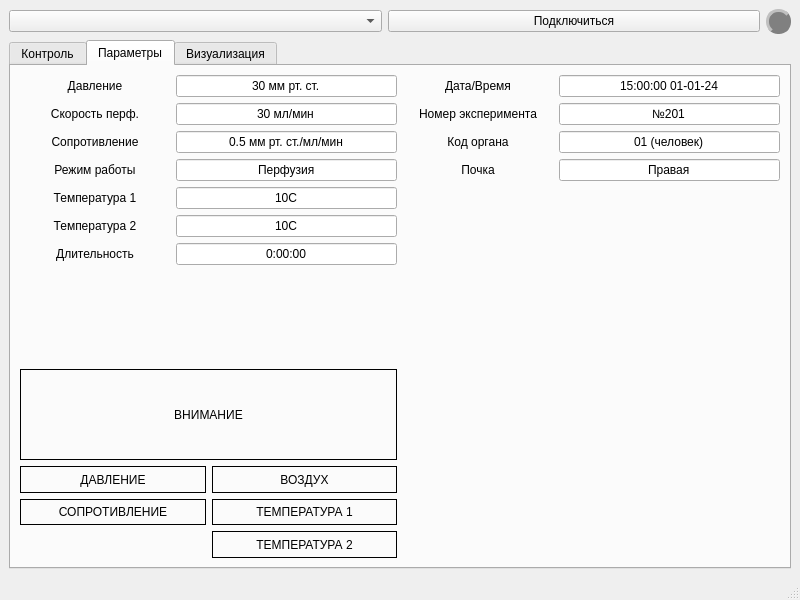
First picture: the form in mainwindow.ui, repository walrusfriend/Kidney-Monitor-Qt, before the edit.
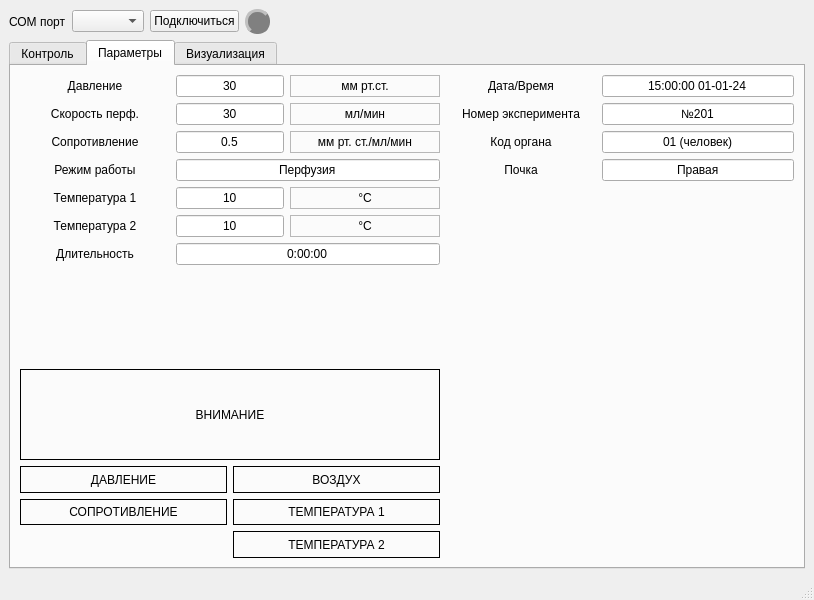
Second picture: the form after the edit. The open tabs and pages were chosen to show the change.

The edit to the form file:
```diff
--- a/mainwindow.ui
+++ b/mainwindow.ui
@@ -6,7 +6,7 @@
    <rect>
     <x>0</x>
     <y>0</y>
-    <width>800</width>
+    <width>814</width>
     <height>600</height>
    </rect>
   </property>
@@ -17,6 +17,13 @@
    <layout class="QVBoxLayout" name="verticalLayout_10">
     <item>
      <layout class="QHBoxLayout" name="horizontalLayout">
+      <item>
+       <widget class="QLabel" name="label_30">
+        <property name="text">
+         <string>СОМ порт</string>
+        </property>
+       </widget>
+      </item>
       <item>
        <widget class="QComboBox" name="cb_device"/>
       </item>
@@ -53,6 +60,19 @@
         </property>
        </widget>
       </item>
+      <item>
+       <spacer name="horizontalSpacer_2">
+        <property name="orientation">
+         <enum>Qt::Orientation::Horizontal</enum>
+        </property>
+        <property name="sizeHint" stdset="0">
+         <size>
+          <width>40</width>
+          <height>20</height>
+         </size>
+        </property>
+       </spacer>
+      </item>
      </layout>
     </item>
     <item>
@@ -339,7 +359,7 @@
                 <item>
                  <widget class="QLineEdit" name="lineEdit">
                   <property name="text">
-                   <string>30 мм рт. ст.</string>
+                   <string>30</string>
                   </property>
                   <property name="alignment">
                    <set>Qt::AlignCenter</set>
@@ -349,6 +369,25 @@
                   </property>
                  </widget>
                 </item>
+                <item>
+                 <widget class="QLabel" name="label_23">
+                  <property name="minimumSize">
+                   <size>
+                    <width>150</width>
+                    <height>0</height>
+                   </size>
+                  </property>
+                  <property name="frameShape">
+                   <enum>QFrame::Shape::StyledPanel</enum>
+                  </property>
+                  <property name="text">
+                   <string>мм рт.ст.</string>
+                  </property>
+                  <property name="alignment">
+                   <set>Qt::AlignmentFlag::AlignCenter</set>
+                  </property>
+                 </widget>
+                </item>
                </layout>
               </item>
               <item>
@@ -378,7 +417,7 @@
                 <item>
                  <widget class="QLineEdit" name="lineEdit_4">
                   <property name="text">
-                   <string>30 мл/мин</string>
+                   <string>30</string>
                   </property>
                   <property name="alignment">
                    <set>Qt::AlignCenter</set>
@@ -388,6 +427,25 @@
                   </property>
                  </widget>
                 </item>
+                <item>
+                 <widget class="QLabel" name="label_26">
+                  <property name="minimumSize">
+                   <size>
+                    <width>150</width>
+                    <height>0</height>
+                   </size>
+                  </property>
+                  <property name="frameShape">
+                   <enum>QFrame::Shape::StyledPanel</enum>
+                  </property>
+                  <property name="text">
+                   <string>мл/мин</string>
+                  </property>
+                  <property name="alignment">
+                   <set>Qt::AlignmentFlag::AlignCenter</set>
+                  </property>
+                 </widget>
+                </item>
                </layout>
               </item>
               <item>
@@ -418,12 +476,12 @@
                  <widget class="QLineEdit" name="lineEdit_3">
                   <property name="minimumSize">
                    <size>
-                    <width>150</width>
+                    <width>0</width>
                     <height>0</height>
                    </size>
                   </property>
                   <property name="text">
-                   <string>0.5 мм рт. ст./мл/мин</string>
+                   <string>0.5</string>
                   </property>
                   <property name="alignment">
                    <set>Qt::AlignCenter</set>
@@ -433,6 +491,31 @@
                   </property>
                  </widget>
                 </item>
+                <item>
+                 <widget class="QLabel" name="label_27">
+                  <property name="minimumSize">
+                   <size>
+                    <width>150</width>
+                    <height>0</height>
+                   </size>
+                  </property>
+                  <property name="maximumSize">
+                   <size>
+                    <width>150</width>
+                    <height>16777215</height>
+                   </size>
+                  </property>
+                  <property name="frameShape">
+                   <enum>QFrame::Shape::StyledPanel</enum>
+                  </property>
+                  <property name="text">
+                   <string>мм рт. ст./мл/мин</string>
+                  </property>
+                  <property name="alignment">
+                   <set>Qt::AlignmentFlag::AlignCenter</set>
+                  </property>
+                 </widget>
+                </item>
                </layout>
               </item>
               <item>
@@ -489,7 +572,7 @@
                 <item>
                  <widget class="QLineEdit" name="lineEdit_7">
                   <property name="text">
-                   <string>10С</string>
+                   <string>10</string>
                   </property>
                   <property name="alignment">
                    <set>Qt::AlignCenter</set>
@@ -499,6 +582,25 @@
                   </property>
                  </widget>
                 </item>
+                <item>
+                 <widget class="QLabel" name="label_28">
+                  <property name="minimumSize">
+                   <size>
+                    <width>150</width>
+                    <height>0</height>
+                   </size>
+                  </property>
+                  <property name="frameShape">
+                   <enum>QFrame::Shape::StyledPanel</enum>
+                  </property>
+                  <property name="text">
+                   <string>°C</string>
+                  </property>
+                  <property name="alignment">
+                   <set>Qt::AlignmentFlag::AlignCenter</set>
+                  </property>
+                 </widget>
+                </item>
                </layout>
               </item>
               <item>
@@ -522,7 +624,7 @@
                 <item>
                  <widget class="QLineEdit" name="lineEdit_8">
                   <property name="text">
-                   <string>10С</string>
+                   <string>10</string>
                   </property>
                   <property name="alignment">
                    <set>Qt::AlignCenter</set>
@@ -532,6 +634,25 @@
                   </property>
                  </widget>
                 </item>
+                <item>
+                 <widget class="QLabel" name="label_29">
+                  <property name="minimumSize">
+                   <size>
+                    <width>150</width>
+                    <height>0</height>
+                   </size>
+                  </property>
+                  <property name="frameShape">
+                   <enum>QFrame::Shape::StyledPanel</enum>
+                  </property>
+                  <property name="text">
+                   <string>°C</string>
+                  </property>
+                  <property name="alignment">
+                   <set>Qt::AlignmentFlag::AlignCenter</set>
+                  </property>
+                 </widget>
+                </item>
                </layout>
               </item>
               <item>
```
Left out of the diff: 127 changed lines with no effect on the pictures.
